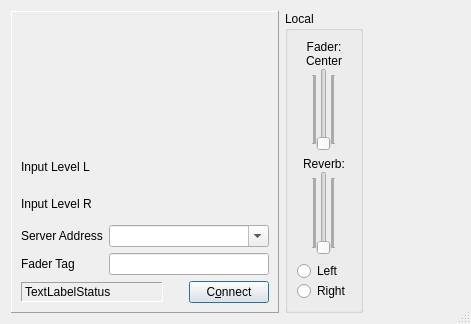
Before: the Qt Designer form src/llconclientdlgbase.ui in jamulussoftware/jamulus, drawn with Qt 5.
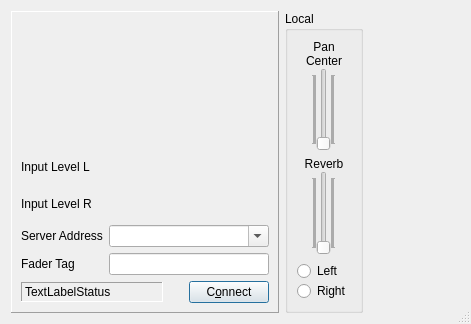
After: the same form once the commit is applied. Icons and pictures are not drawn. Custom widgets are drawn as their Qt base class.

Commit message: Fader -> Pan, removed colons in labels on main window

```diff
--- a/src/llconclientdlgbase.ui
+++ b/src/llconclientdlgbase.ui
@@ -260,7 +260,7 @@
         <item>
          <widget class="QLabel" name="TextAudInFader" >
           <property name="text" >
-           <string>Fader:</string>
+           <string>Pan</string>
           </property>
           <property name="alignment" >
            <set>Qt::AlignCenter</set>
@@ -372,7 +372,7 @@
         <item>
          <widget class="QLabel" name="TextLabelAudReverb" >
           <property name="text" >
-           <string>Reverb:</string>
+           <string>Reverb</string>
           </property>
           <property name="alignment" >
            <set>Qt::AlignCenter</set>
```
